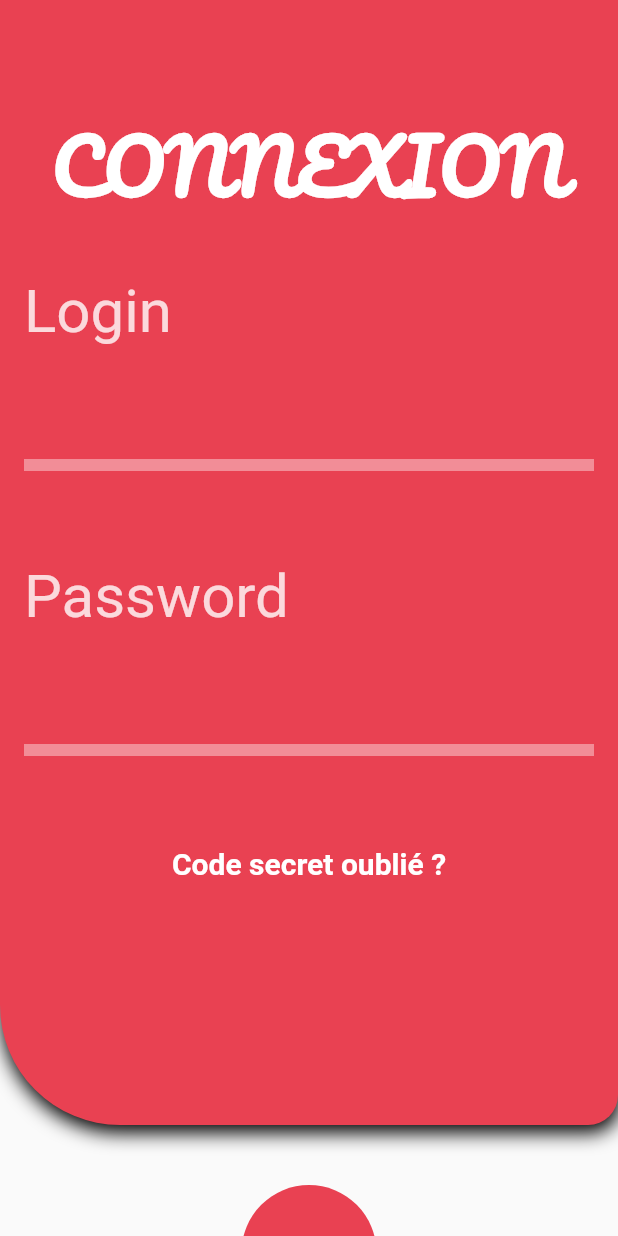
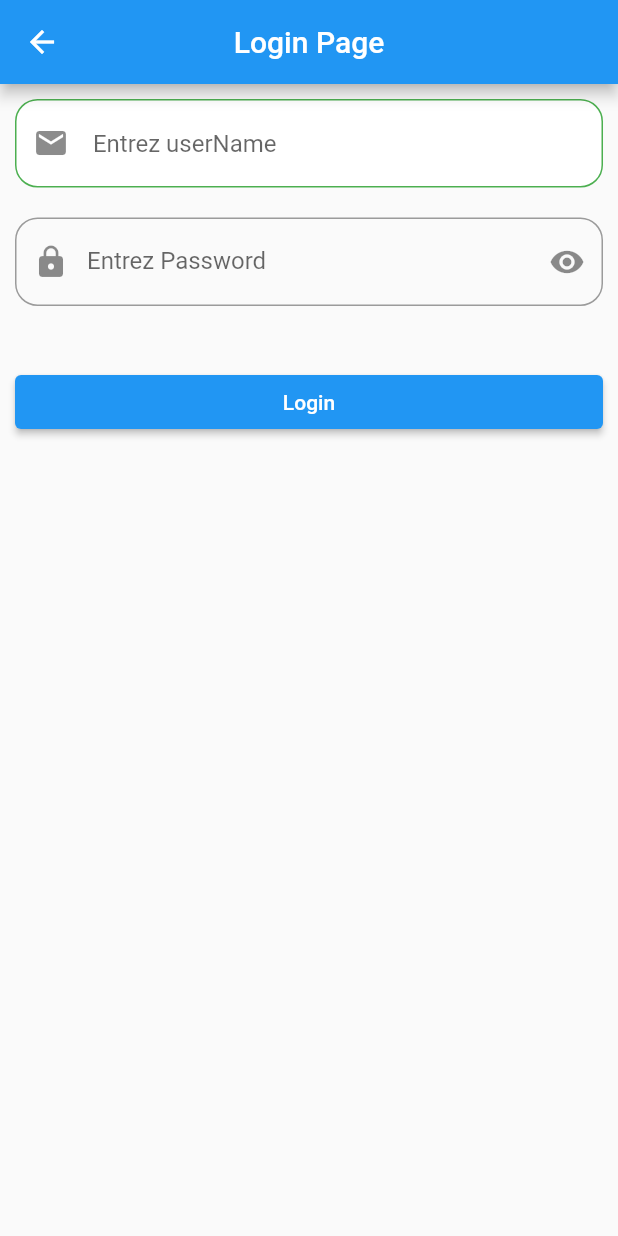
Before and after one commit to daantonio27/mobile-banking-app, a Flutter app: the Login screen opened directly, on a phone screen of 412 x 824 dp. Run offline on Flutter 3.47's test engine with Material 2 defaults, Android fonts, the phone set to English and light mode, and no system bars; our stand-ins replace google_fonts.

Commit message:
change paga Login

```diff
--- a/lib/login.dart
+++ b/lib/login.dart
@@ -19,6 +19,17 @@ class _LoginState extends State<Login> {
   final _formKey = GlobalKey<FormState>();
   Users users = Users("", "");
   String url = "http://10.0.2.2:8080/authenticate";
+
+  TextEditingController emailcontroller = TextEditingController();
+  TextEditingController passwordcontroller = TextEditingController();
+
+  bool togglevisibilty = false;
+  @override
+  void dispose() {
+    emailcontroller.dispose();
+    passwordcontroller.dispose();
+    super.dispose();
+  }
 
   Future<dynamic> save(String user_name, String user_password) async {
     final response = await http.post(Uri.parse(url),
@@ -77,161 +88,108 @@ class _LoginState extends State<Login> {
   @override
   Widget build(BuildContext context) {
     return Scaffold(
+      // resizeToAvoidBottomInset: false,
+      appBar: AppBar(
+        title: const Text('Login Page'),
+        centerTitle: true,
+      ),
       body: SingleChildScrollView(
         child: Form(
           key: _formKey,
-            child: Column(
-              children: [
-                Container(
-                  height: 750,
-                  width: MediaQuery.of(context).size.width,
-                  decoration: BoxDecoration(
-                    color: Color.fromRGBO(233, 65, 82, 1),
-                    boxShadow: [
-                      BoxShadow(
-                          blurRadius: 10,
-                          color: Colors.black,
-                          offset: Offset(1, 5))
-                    ],
-                    borderRadius: BorderRadius.only(
-                        bottomLeft: Radius.circular(80),
-                        bottomRight: Radius.circular(20)),
+          child: Column(children: [
+            Padding(
+              padding: const EdgeInsets.all(10.0),
+              child: TextFormField(
+                keyboardType: TextInputType.text,
+                enabled: true,
+                validator: (user_name) {
+                  if (user_name == null || user_name == '') {
+                    return 'UserName requis';
+                  } else {
+                    return null;
+                  }
+                },
+                controller: emailcontroller,
+                decoration: InputDecoration(
+                    focusColor: Colors.green,
+                    filled: true,
+                    fillColor: Colors.white,
+                    focusedBorder: OutlineInputBorder(
+                        borderRadius: BorderRadius.circular(15),
+                        borderSide: const BorderSide(color: Colors.green)),
+                    enabledBorder: OutlineInputBorder(
+                        borderRadius: BorderRadius.circular(15),
+                        borderSide: const BorderSide(color: Colors.green)),
+                    hintText: " Entrez userName",
+                    prefixIcon: const Icon(Icons.email),
+                    border: OutlineInputBorder(
+                        borderRadius: BorderRadius.circular(15))),
               ),
-                  child: Padding(
-                    padding: const EdgeInsets.all(16.0),
-                    child: Column(
-                      children: [
-                        SizedBox(
-                          height: 50,
             ),
-                        Text("CONNEXION",
-                            style: GoogleFonts.pacifico(
-                              fontWeight: FontWeight.bold,
-                              fontSize: 50,
-                              color: Colors.white,
-                            )),
-                        SizedBox(
-                          height: 30,
+            Padding(
+              padding: const EdgeInsets.all(10.0),
+              child: TextFormField(
+                obscureText: togglevisibilty,
+                keyboardType: TextInputType.visiblePassword,
+                validator: (user_password) {
+                  if (user_password == null || user_password == '') {
+                    return 'Mot de passe requis';
+                  } else if (user_password.length < 5) {
+                    return 'Entrez min 5 lettres';
+                  } else {
+                    return null;
+                  }
+                },
+                controller: passwordcontroller,
+                decoration: InputDecoration(
+                  focusColor: Colors.green,
+                  labelText: "Entrez Password",
+                  hintText: " Entrez password",
+                  prefixIcon: const Icon(Icons.lock),
+                  suffixIcon: IconButton(
+                    onPressed: () {
+                      setState(() {
+                        togglevisibilty = !togglevisibilty;
+                      });
+                    },
+                    icon: togglevisibilty
+                        ? const Icon(Icons.visibility_off)
+                        : const Icon(Icons.visibility),
                   ),
-                        Align(
-                          alignment: Alignment.topLeft,
-                          child: Text(
-                            "Login",
-                            style: GoogleFonts.roboto(
-                              // fontWeight: FontWeight.bold,
-                              fontSize: 40,
-                              color: Color.fromRGBO(255, 255, 255, 0.8),
+                  border: OutlineInputBorder(
+                    borderRadius: BorderRadius.circular(15),
                   ),
                 ),
               ),
-                        TextFormField(
-                          controller:
-                              TextEditingController(text: users.user_name),
-                          onChanged: (val) {
-                            users.user_name = val;
-                          },
-                          validator: (value) {
-                            if (value.isEmpty) {
-                              return 'login vide';
-                            }
-                            return null;
-                          },
-                          style: TextStyle(fontSize: 30, color: Colors.white),
-                          decoration: InputDecoration(
-                              errorStyle:
-                                  TextStyle(fontSize: 20, color: Colors.black),
-                              border: OutlineInputBorder(
-                                  borderSide: BorderSide.none)),
             ),
-                        Container(
-                          height: 8,
-                          color: Color.fromRGBO(255, 255, 255, 0.4),
+            const SizedBox(
+              height: 20,
             ),
-                        SizedBox(
-                          height: 60,
-                        ),
-                        Align(
-                          alignment: Alignment.topLeft,
-                          child: Text(
-                            "Password",
-                            style: GoogleFonts.roboto(
-                              // fontWeight: FontWeight.bold,
-                              fontSize: 40,
-                              color: Color.fromRGBO(255, 255, 255, 0.8),
+            buildbutton(),
+          ]),
         ),
       ),
+    );
+  }
+
+  buildbutton() {
+    return Container(
+      width: double.infinity,
+      padding: const EdgeInsets.all(10),
+      decoration: BoxDecoration(
+        borderRadius: BorderRadius.circular(25),
       ),
-                        TextFormField(
-                          obscureText: true,
-                          controller: TextEditingController(text: users.user_password),
-                          onChanged: (val) {
-                            users.user_password = val;
-                          },
-                          validator: (value) {
-                            if (value.isEmpty) {
-                              return 'Password vide';
-                            }
-                            return null;
-                          },
-                          style: TextStyle(fontSize: 30, color: Colors.white),
-                          decoration: InputDecoration(
-                              errorStyle:
-                                  TextStyle(fontSize: 20, color: Colors.black),
-                              border: OutlineInputBorder(
-                                  borderSide: BorderSide.none)),
-                        ),
-                        Container(
-                          height: 8,
-                          color: Color.fromRGBO(255, 255, 255, 0.4),
-                        ),
-                        SizedBox(
-                          height: 60,
-                        ),
-                        Center(
-                          child: InkWell(
-                            onTap: () {
-                              Navigator.push(
-                                  context,
-                                  MaterialPageRoute(
-                                      builder: (context) => WelcomePage()));
-                            },
-                            child: Text(
-                              "Code secret oublié ?",
-                              style: GoogleFonts.roboto(
-                                  fontWeight: FontWeight.bold,
-                                  fontSize: 20,
-                                  color: Colors.white),
-                            ),
-                          ),
-                        )
-                      ],
-                    ),
-                  ),
-                ),
-                SizedBox(
-                  height: 40,
-                ),
-                Container(
-                  height: 90,
-                  width: 90,
-                  child: FlatButton(
-                      color: Color.fromRGBO(233, 65, 82, 1),
+      child: ElevatedButton(
         onPressed: () {
           if (_formKey.currentState.validate()) {
-                          save(users.user_name.toString(),
-                              users.user_password.toString());
+            ScaffoldMessenger.of(context).showSnackBar(
+              const SnackBar(
+                content: Text('Login Successful'),
+              ),
+            );
           }
         },
-                      shape: RoundedRectangleBorder(
-                          borderRadius: BorderRadius.circular(50)),
-                      child: Icon(
-                        Icons.arrow_forward,
-                        color: Colors.white,
-                        size: 30,
-                      )),
-                )
-              ],
-            )),
+        child: const Text('Login'),
       ),
     );
   }
--- a/lib/screen/LoginPage.dart
+++ b/lib/screen/LoginPage.dart
@@ -18,7 +18,7 @@ class _State extends State<LoginPage> {
 
   final _formKey = GlobalKey<FormState>();
   Users users = Users("", "");
-  String url = "http://localhost:8080/login";
+  String url = "http://10.0.2.2:8080/authenticate";
 
   Future save() async {
     var res = await http.post(Uri.parse(url),
--- a/lib/screen/welcome_page.dart
+++ b/lib/screen/welcome_page.dart
@@ -59,7 +59,7 @@ class WelcomePage extends StatelessWidget {
                       Navigator.push(
                           context,
                           new MaterialPageRoute(
-                              builder: (context) => new Login()));
+                              builder: (context) => new LoginPage()));
                     },
                     child: Text(
                       "Login",
```
Lines whose indentation alone changed are shown as unchanged.
